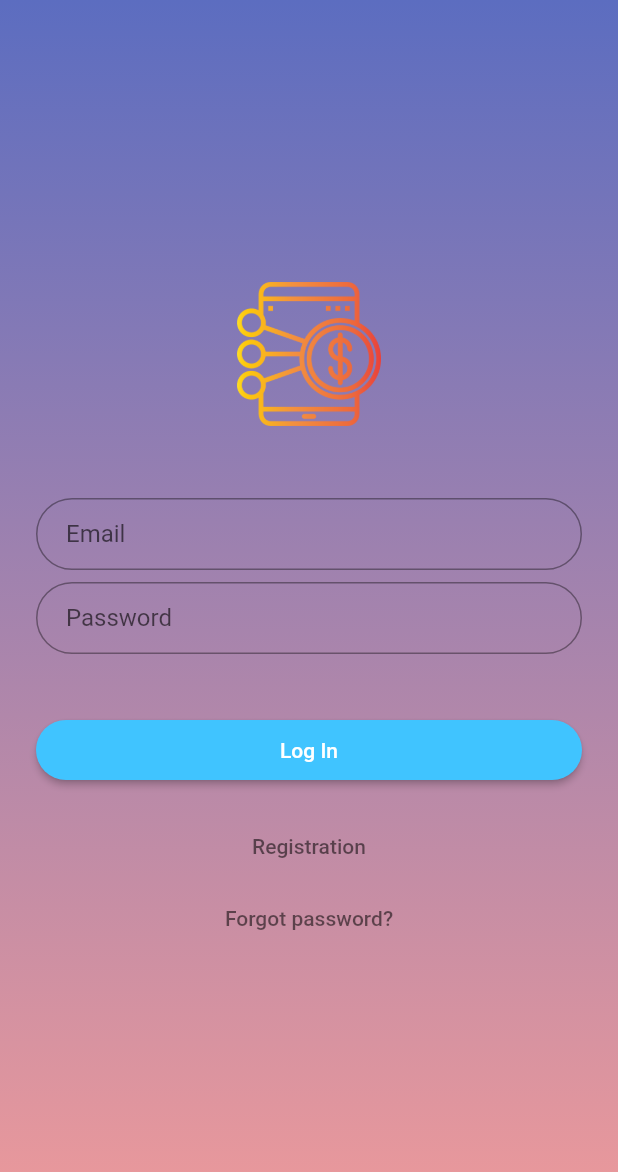
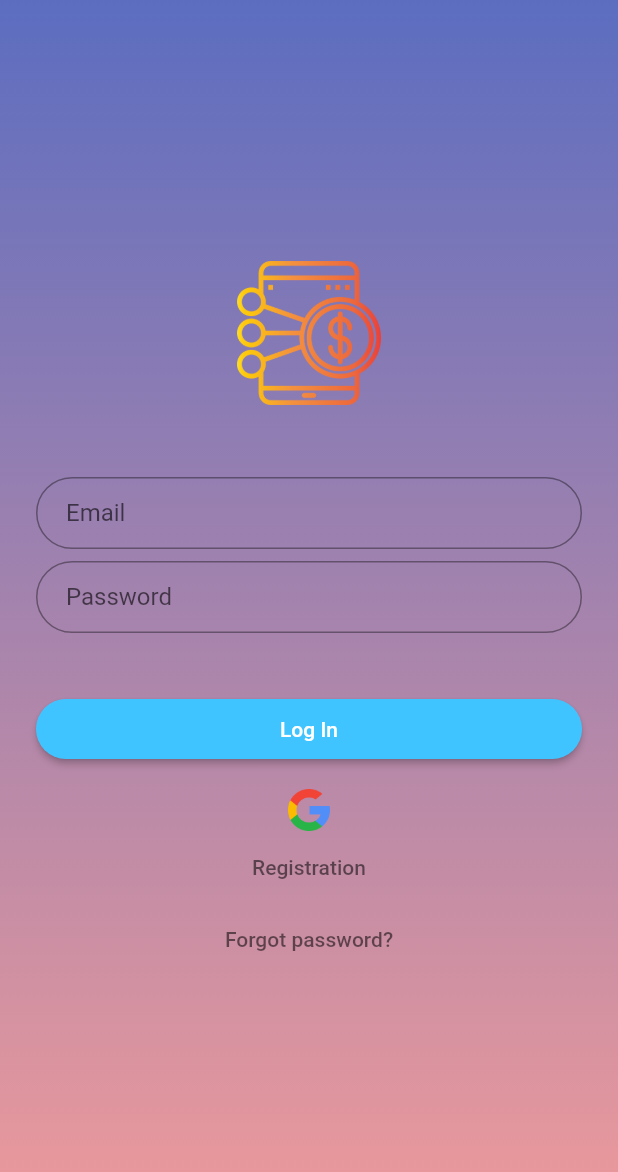
Before and after one commit to Exzhnik/My-Shares, a Flutter app: the screen it shows after launch, on a phone screen of 412 x 824 dp. Shown: the top 1172 px of the screen. Run offline on Flutter 3.47's test engine with Material 2 defaults, Android fonts, the light colour scheme and no system bars; our stand-ins replace firebase_auth, google_sign_in; accounts and stored records are empty.

Commit message:
completed google login setup. Check before web

```diff
--- a/lib/setup/gradient.dart
+++ b/lib/setup/gradient.dart
@@ -8,6 +8,7 @@ class LogGradient extends StatelessWidget {
     @required this.email,
     @required this.password,
     @required this.butLogin,
+    @required this.google,
     @required this.reg,
     @required this.labForgot,
   })  : _formKey = formKey,
@@ -18,6 +19,7 @@ class LogGradient extends StatelessWidget {
   final TextFormField email;
   final TextFormField password;
   final Padding butLogin;
+  final InkWell google;
   final FlatButton reg;
   final FlatButton labForgot;
 
@@ -60,6 +62,7 @@ class LogGradient extends StatelessWidget {
                 height: 24.0,
               ),
               butLogin,
+              google,
               reg,
               labForgot
             ],
--- a/lib/setup/signin.dart
+++ b/lib/setup/signin.dart
@@ -14,19 +14,19 @@ class LoginPage extends StatefulWidget {
 }
 
 class _LoginPageState extends State<LoginPage> {
-
   final GoogleSignIn _googleSignIn = GoogleSignIn();
   final FirebaseAuth _auth = FirebaseAuth.instance;
 
   Future<FirebaseUser> _handleSignIn() async {
     final GoogleSignInAccount googleUser = await _googleSignIn.signIn();
-  final GoogleSignInAuthentication googleAuth = await googleUser.authentication;
+    final GoogleSignInAuthentication googleAuth =
+        await googleUser.authentication;
 
     final AuthCredential credential = GoogleAuthProvider.getCredential(
       accessToken: googleAuth.accessToken,
       idToken: googleAuth.idToken,
     );
-
+    Navigator.push(context, MaterialPageRoute(builder: (context) => Home()));
     final FirebaseUser user = await _auth.signInWithCredential(credential);
     print("signed in " + user.displayName);
     return user;
@@ -59,6 +59,18 @@ class _LoginPageState extends State<LoginPage> {
         backgroundColor: Colors.transparent,
         radius: 48.0,
         child: Image.asset('res/icon/money.png'),
+      ),
+    );
+    final google = InkWell(
+      onTap: () {
+        _handleSignIn()
+            .then((FirebaseUser user) => print(user))
+            .catchError((e) => print(e));
+      },
+      child: CircleAvatar(
+        backgroundColor: Colors.transparent,
+        radius: 14.0,
+        child: Image.asset('res/icon/search.png'),
       ),
     );
 
@@ -114,11 +126,7 @@ class _LoginPageState extends State<LoginPage> {
 
     final labForgot = FlatButton(
       child: Text('Forgot password?', style: TextStyle(color: Colors.black54)),
-      onPressed: () {
-        _handleSignIn()
-    .then((FirebaseUser user) => print(user))
-    .catchError((e) => print(e));
-      },
+      onPressed: () {},
     );
 
     return Scaffold(
@@ -131,6 +139,7 @@ class _LoginPageState extends State<LoginPage> {
             email: email,
             password: password,
             butLogin: butLogin,
+            google: google,
             reg: reg,
             labForgot: labForgot),
       ],
```
Also changed, not shown: lib/pages/home.dart (+4 -4 lines), pubspec.yaml (+9 -4 lines), pubspec.lock. Lines whose indentation alone changed are shown as unchanged.
